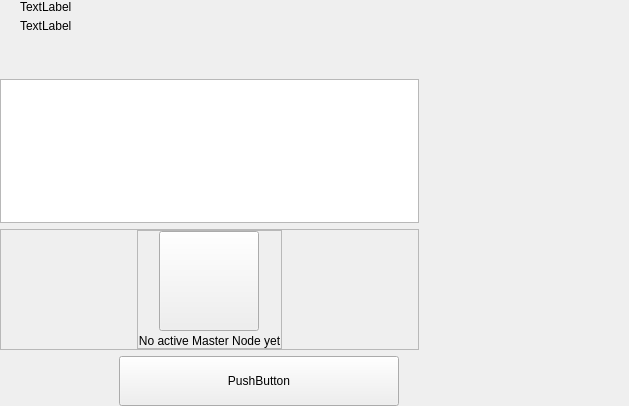
Qt form src/qt/pivx/forms/masternodeswidget.ui (eons-finance/ALQO) before a commit.
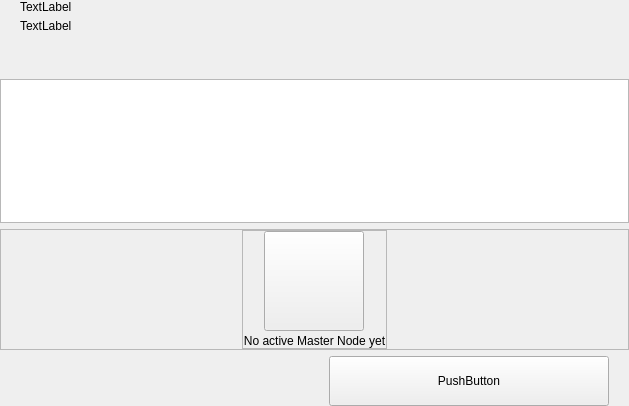
The same form after that commit.

Commit message: Correct masternodewizard widget to use the whole window.

```diff
--- a/src/qt/pivx/forms/masternodeswidget.ui
+++ b/src/qt/pivx/forms/masternodeswidget.ui
@@ -13,7 +13,7 @@
   <property name="windowTitle">
    <string>Form</string>
   </property>
-  <layout class="QHBoxLayout" name="horizontalLayout_2" stretch="2,1">
+  <layout class="QHBoxLayout" name="horizontalLayout_2" stretch="2">
    <property name="spacing">
     <number>0</number>
    </property>
@@ -283,44 +283,6 @@
      </layout>
     </widget>
    </item>
-   <item>
-    <widget class="QWidget" name="right" native="true">
-     <layout class="QVBoxLayout" name="verticalLayout_5">
-      <property name="leftMargin">
-       <number>0</number>
-      </property>
-      <property name="topMargin">
-       <number>0</number>
-      </property>
-      <property name="rightMargin">
-       <number>0</number>
-      </property>
-      <property name="bottomMargin">
-       <number>0</number>
-      </property>
-      <item>
-       <layout class="QVBoxLayout" name="verticalLayout_4">
-        <property name="spacing">
-         <number>6</number>
-        </property>
-        <item>
-         <spacer name="verticalSpacer_5">
-          <property name="orientation">
-           <enum>Qt::Vertical</enum>
-          </property>
-          <property name="sizeHint" stdset="0">
-           <size>
-            <width>20</width>
-            <height>40</height>
-           </size>
-          </property>
-         </spacer>
-        </item>
-       </layout>
-      </item>
-     </layout>
-    </widget>
-   </item>
   </layout>
  </widget>
  <resources/>
```
The commit also changes 1 other file.
